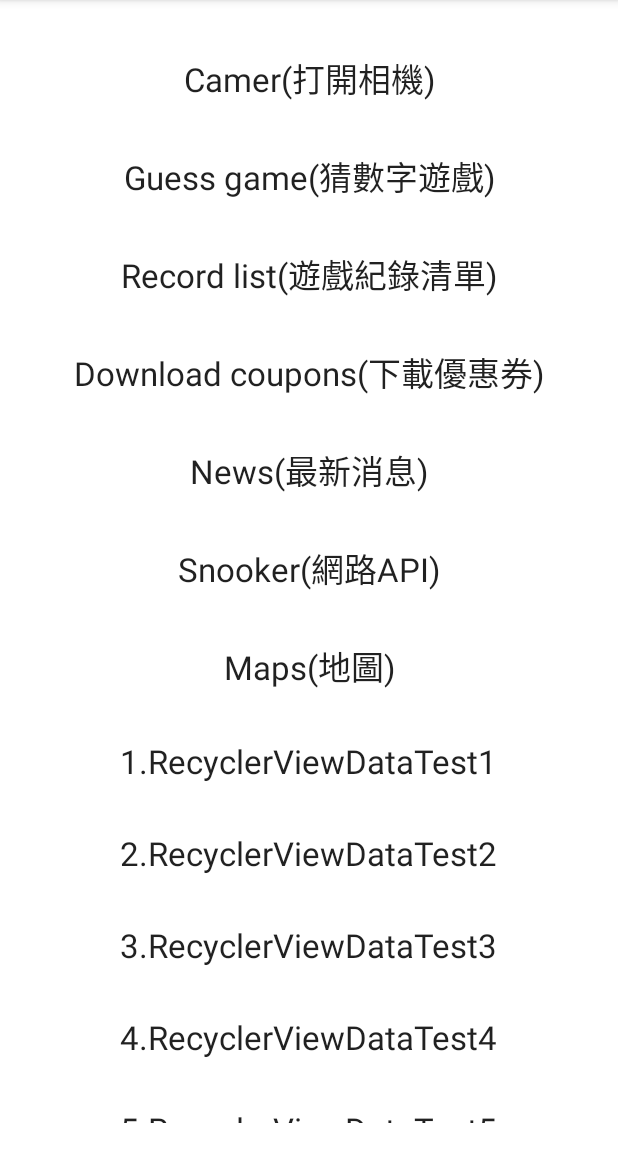
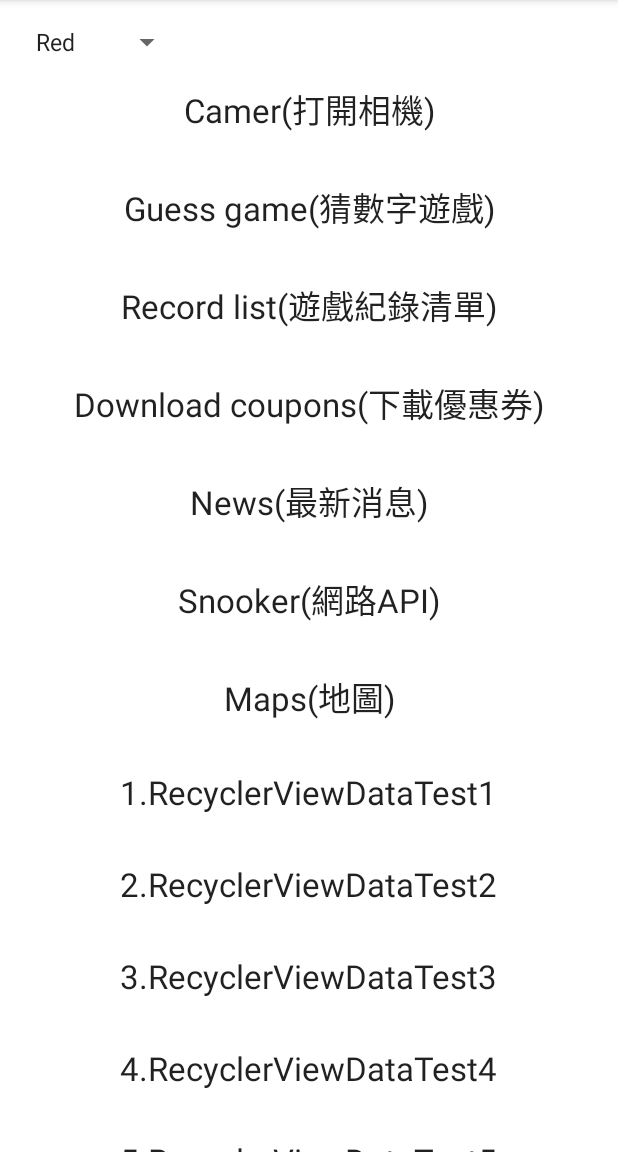
Before and after one commit to maxtsai1991/GuessGreenBeanSoup20220308, an Android app: the screen it shows after launch (RecyclerViewMainActivity), on a phone screen of 412 x 824 dp, the part 84-1236 px from its top. Run offline under Robolectric (Android 15) with nearby library versions, the phone set to English and light mode, and no system bars; network calls fail.

Commit message:
10-1 下拉選單 - Spinner顯示固定個數的資料

```diff
--- a/app/src/main/java/com/max/guess/RecyclerViewMainActivity.kt
+++ b/app/src/main/java/com/max/guess/RecyclerViewMainActivity.kt
@@ -7,6 +7,8 @@ import android.util.Log
 import android.view.LayoutInflater
 import android.view.View
 import android.view.ViewGroup
+import android.widget.AdapterView
+import android.widget.ArrayAdapter
 import android.widget.TextView
 import android.widget.Toast
 import androidx.recyclerview.widget.LinearLayoutManager
@@ -107,6 +109,21 @@ import java.net.URL
  * 4. 印出全部轉成Gson資料,用forEach EX : result.forEach { Log.d(TAG, "RecyclerViewActivity_onCreate: $it");  }
  *
  */
+
+/**
+ *  10-1 下拉選單 - Spinner顯示固定個數的資料 筆記:
+ *  補充說明:
+ *  清單元件(下拉選單)使用Spinner類別 , Spinner類別可以個別設定資料及Layout長相
+ *  清單元件上面都會有一個方法叫setAdapter,而因為用Kotlin語言,所以直接用adapter方法
+ *  1.  activity_recycler_view_main.xml 添加 Spinner元件(元件位置:Containers > Spinner), 設置Spinner ID
+ *  2.  定義Spinner資料 EX : val colors = arrayOf("Red" , "Green" , "Blue")
+ *  3.  設置Spinner的Layout畫面及資料 ArrayAdapter<T>(Context: Context, Layout , 資料) EX : val adapter = ArrayAdapter<String>(this,android.R.layout.simple_spinner_item,colors)
+ *  3-1.可修改Spinner下拉選單的樣式 EX : adapter.setDropDownViewResource(android.R.layout.simple_dropdown_item_1line)
+ *  3-2.Layout不一定要自己產生,可以用Android內建的,可參考C:\Users\s8604\AppData\Local\Android\Sdk\platforms\android-31\data\res\layout底下,有很多內建的Layout,該章節使用simple_spinner_item當範例
+ *  4.  將SpinnerLayout及資料設置給Spinner的adapter EX : spinner.adapter = adapter
+ *  5.  設置Spinner點擊事件,使用關鍵字object : OnItemSelectedListener ,需要覆寫兩個方法(快捷鍵:Alt+Enter),兩方法:1.沒有選任何東西 2.已經選了某樣東西
+ *  6.  設計點選下拉選單選項方法 , 該章節示範選了某樣東西的方法  EX : override fun onItemSelected(parent: AdapterView<*>?, view: View?, position: Int, id: Long) {  Log.d(TAG, "onItemSelected: ${colors[position]}"); }
+ */
 class RecyclerViewMainActivity : AppCompatActivity() {
     val TAG = RecyclerViewMainActivity::class.java.simpleName
     /** 7-2章節 新增Guess game(猜數字遊戲) & Record list(紀錄清單) 分別導到MaterialActivity & RecordListActivity*/
@@ -163,11 +180,26 @@ class RecyclerViewMainActivity : AppCompatActivity() {
 
         }.start()
 
-
         // RecyclerView (清單功能表)
         recycler.layoutManager = LinearLayoutManager(this) // 從layout裡面取得RecyclerView(recycler是layout RecyclerView的ID),告訴RecyclerView 元件設定要設定什麼
         recycler.setHasFixedSize(true)                            // 設定畫面大小是不是固定式
         recycler.adapter = FunctionAdapter()                      // 設定設計adapter , 1. 可以設計adapter為內部類別 (此頁面的adapter為內部類別,inner class) 2. 也可以獨立出adapter class檔
+
+        // 10-1 spinner
+        val colors = arrayOf("Red" , "Green" , "Blue") // 假資料
+        val adapter = ArrayAdapter<String>(this,android.R.layout.simple_spinner_item,colors) // 如資料來源是Array(EX : val colors = arrayOf("Red" , "Green" , "Blue") ),即使用ArrayAdapter,ArrayAdapter裏頭它可以直接給一個型態,這裡用字串String
+        adapter.setDropDownViewResource(android.R.layout.simple_dropdown_item_1line)                 // 修改下拉選單樣式
+        spinner.adapter = adapter                                                                    // 將下拉選單樣式及資料設定給adapter
+        spinner.onItemSelectedListener = object : AdapterView.OnItemSelectedListener{                // Spinner點擊事件
+            override fun onItemSelected(parent: AdapterView<*>?, view: View?, position: Int, id: Long) {
+                Log.d(TAG, "onItemSelected: ${colors[position]}");
+            }
+
+            override fun onNothingSelected(parent: AdapterView<*>?) {
+                TODO("Not yet implemented")
+            }
+
+        }
     }
     // Adapter (注意事項: 繼承Adapter要留意要選擇androidx.recyclerview.widget.recyclerView)
     inner class FunctionAdapter() : RecyclerView.Adapter<FunctionHolder>(){ // 需要繼承,而且要呼叫父類別的建構子 EX: 這裡建構子為空建構子
--- a/app/src/main/res/layout/activity_recycler_view_main.xml
+++ b/app/src/main/res/layout/activity_recycler_view_main.xml
@@ -8,10 +8,19 @@
 
     <androidx.recyclerview.widget.RecyclerView
         android:id="@+id/recycler"
-        android:layout_width="409dp"
-        android:layout_height="729dp"
+        android:layout_width="match_parent"
+        android:layout_height="0dp"
         app:layout_constraintBottom_toBottomOf="parent"
         app:layout_constraintEnd_toEndOf="parent"
         app:layout_constraintStart_toStartOf="parent"
+        app:layout_constraintTop_toBottomOf="@+id/spinner" />
+
+    <Spinner
+        android:id="@+id/spinner"
+        android:layout_width="wrap_content"
+        android:layout_height="wrap_content"
+        android:layout_marginStart="16dp"
+        android:layout_marginTop="16dp"
+        app:layout_constraintStart_toStartOf="parent"
         app:layout_constraintTop_toTopOf="parent" />
 </androidx.constraintlayout.widget.ConstraintLayout>
```
